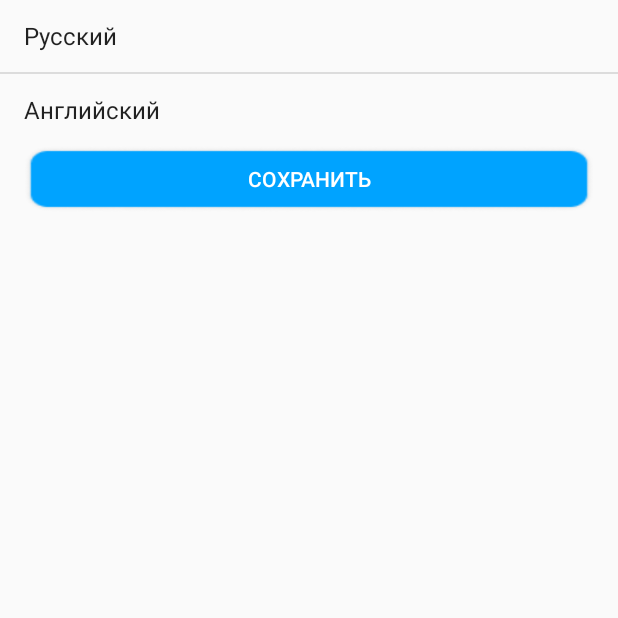
After one commit to YRT9GA/Fint, an Android app: the LanguageActivity screen opened directly, with no data from a screen before it, on a phone screen of 412 x 824 dp, the top half of it. The commit adds this screen. Run offline under Robolectric (Android 15) with nearby library versions, the phone set to English and light mode, and no system bars.

Commit message:
added language listview, rename fragments
Profile->Settings

```diff
--- /dev/null
+++ b/app/src/main/java/com/coresystems/fint/LanguageActivity.java
@@ -0,0 +1,26 @@
+package com.coresystems.fint;
+
+import android.app.Activity;
+import android.os.Bundle;
+import android.widget.ArrayAdapter;
+import android.widget.ListView;
+
+public class LanguageActivity extends Activity {
+
+    String[] language = { "Русский", "Английский" };
+
+    public void onCreate(Bundle savedInstanceState) {
+        super.onCreate(savedInstanceState);
+        setContentView(R.layout.option_language);
+
+        // находим список
+        ListView lvMain = (ListView) findViewById(R.id.languagelist);
+
+        // создаем адаптер
+        ArrayAdapter<String> adapter = new ArrayAdapter<String>(this,
+                android.R.layout.simple_list_item_1, language);
+
+        // присваиваем адаптер списку
+        lvMain.setAdapter(adapter);
+}
+    }
--- a/app/src/main/res/layout/fragment_profile.xml
+++ b/app/src/main/res/layout/fragment_settings.xml
@@ -41,10 +41,12 @@
         android:textSize="14sp" />
 
         <TextView
+            android:id="@+id/language_tv"
             android:layout_width="wrap_content"
             android:layout_height="wrap_content"
+            android:layout_marginBottom="28dp"
+            android:onClick="onClick"
             android:text="Язык"
-        android:layout_marginBottom="28dp"
             android:textColor="#333333"
             android:textSize="14sp" />
 
--- a/app/src/main/res/layout/option_language.xml
+++ b/app/src/main/res/layout/option_language.xml
@@ -14,10 +14,9 @@
         android:layout_width="match_parent"
         android:layout_height="44dp"
         android:layout_marginLeft="16dp"
-        android:layout_marginTop="426dp"
+        android:layout_marginBottom="16dp"
         android:layout_marginRight="16dp"
         android:background="@drawable/btn_add_bg"
-
         android:text="Сохранить"
         android:textColor="#FFFFFF" />
 
--- a/app/src/main/res/values/strings.xml
+++ b/app/src/main/res/values/strings.xml
@@ -20,6 +20,7 @@
     <string name="loanrepay">Возврат займа</string>
     <string name="loanraise">Привлечение займа</string>
     <string name="settings">Настройки</string>
+    <string name="language">Язык</string>
 
 
     <string-array name="category">
```
Also changed, not shown: app/src/main/AndroidManifest.xml (+8 -0 lines), app/src/main/java/com/coresystems/fint/MainActivity.java (+2 -8 lines), app/src/main/java/com/coresystems/fint/NavigationFragments/FragmentProfile.java (deleted, +0 -21 lines), app/src/main/java/com/coresystems/fint/NavigationFragments/FragmentSettings.java (added, +34 -0 lines). Lines whose indentation alone changed are shown as unchanged.
